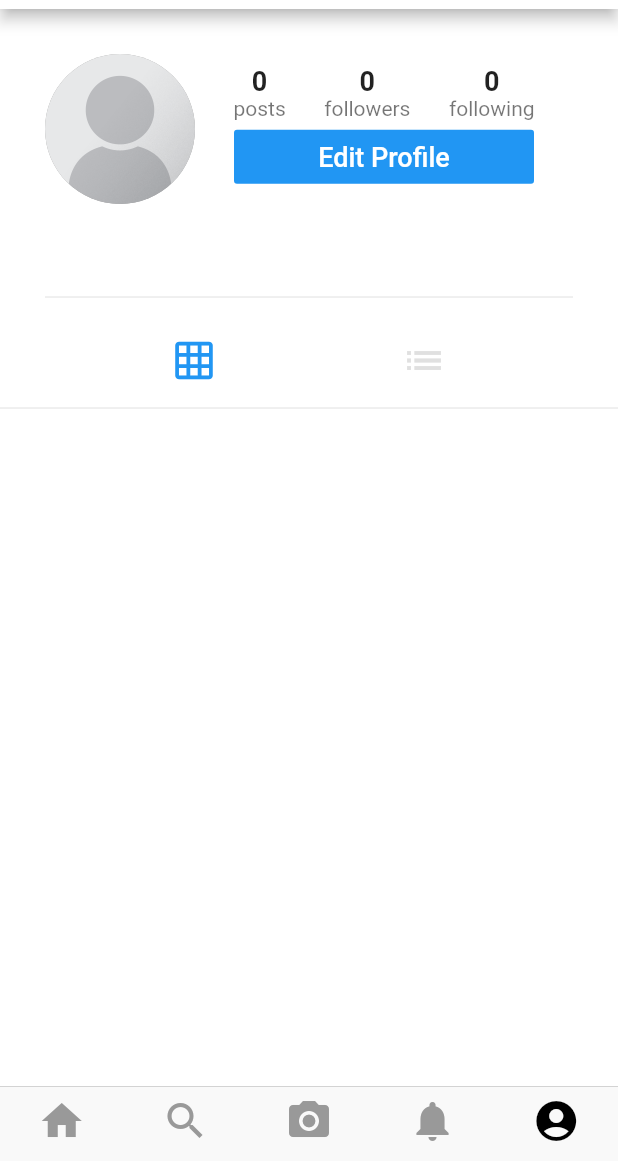
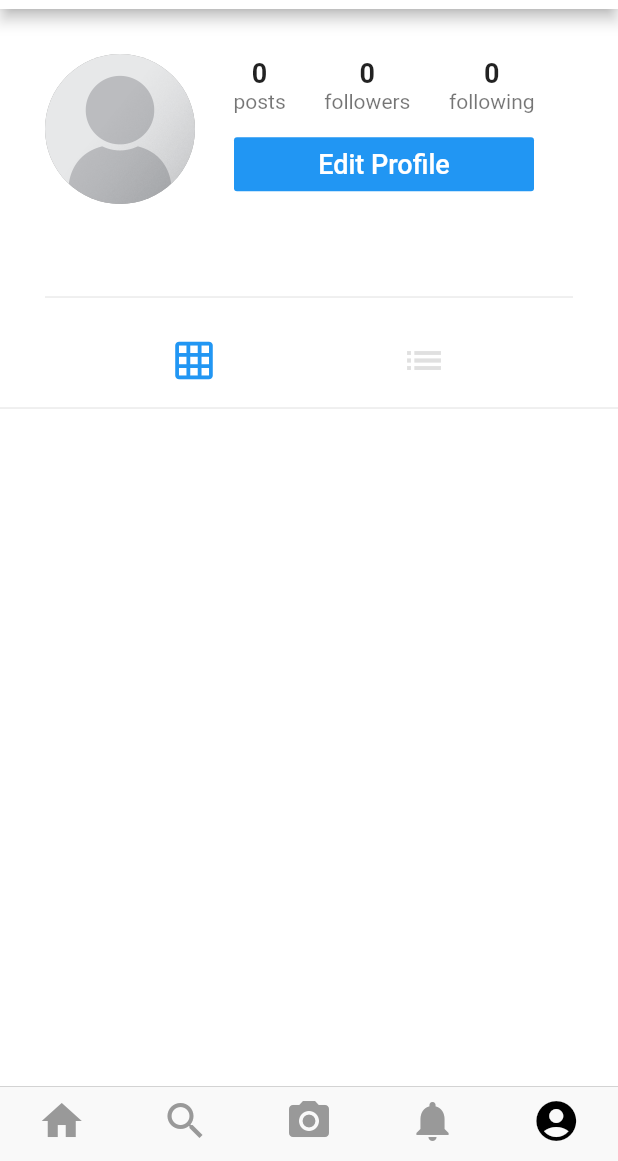
Before and after one commit to yenyichau/crystagram, a Flutter app: the screen it shows once a user with an empty profile is signed in, swiped to page 5, on a phone screen of 412 x 824 dp, the part 75-1236 px from its top. Run offline on Flutter 3.47's test engine with Material 2 defaults, Android fonts, the phone set to English and light mode, and no system bars; our stand-ins replace cached_network_image, cloud_firestore, firebase_auth, firebase_storage, flutter_image_compress, image_picker; missing offline and left inert: animator; accounts and stored records are empty.

```diff
--- a/lib/screens/home_screen.dart
+++ b/lib/screens/home_screen.dart
@@ -30,7 +30,7 @@ class _HomeScreenState extends State<HomeScreen> {
       body: PageView(
         controller: _pageController,
         children: <Widget>[
-          FeedScreen(currentUserId: currentUserId),
+          FeedScreen(currentUserId: currentUserId, isFromNavigationTab: true,),
           SearchScreen(),
           CreatePostScreen(),
           ActivityScreen(),
--- a/lib/screens/profile_screen.dart
+++ b/lib/screens/profile_screen.dart
@@ -44,6 +44,9 @@ class _ProfileScreenState extends State<ProfileScreen> {
       currentUserId: widget.currentUserId,
       userId: widget.userId,
     );
+
+    if (!mounted) return;
+
     setState(() {
       _isFollowing = isFollowingUser;
     });
@@ -51,6 +54,9 @@ class _ProfileScreenState extends State<ProfileScreen> {
 
   _setupFollowers() async {
     int userFollowerCount = await DatabaseService.numFollowers(widget.userId);
+
+    if (!mounted) return;
+
     setState(() {
       _followerCount = userFollowerCount;
     });
@@ -58,6 +64,9 @@ class _ProfileScreenState extends State<ProfileScreen> {
 
   _setupFollowing() async {
     int userFollowingCount = await DatabaseService.numFollowing(widget.userId);
+
+    if (!mounted) return;
+
     setState(() {
       _followingCount = userFollowingCount;
     });
@@ -65,6 +74,9 @@ class _ProfileScreenState extends State<ProfileScreen> {
 
   _setupPosts() async {
     List<Post> posts = await DatabaseService.getUserPosts(widget.userId);
+
+    if (!mounted) return;
+
     setState(() {
       _posts = posts;
     });
@@ -72,6 +84,9 @@ class _ProfileScreenState extends State<ProfileScreen> {
 
   _setupProfileUser() async {
     User profileUser = await DatabaseService.getUserWithId(widget.userId);
+
+    if (!mounted) return;
+
     setState(() {
       _profileUser = profileUser;
     });
@@ -101,6 +116,7 @@ class _ProfileScreenState extends State<ProfileScreen> {
       currentUserId: widget.currentUserId,
       userId: widget.userId,
     );
+
     setState(() {
       _isFollowing = true;
       _followerCount++;
@@ -109,7 +125,9 @@ class _ProfileScreenState extends State<ProfileScreen> {
 
   _displayButton(User user) {
     return user.id == Provider.of<UserData>(context).currentUserId
-        ? Container(
+        ? Padding(
+            padding: const EdgeInsets.fromLTRB(25.0, 10.0, 25.0, 0.0),
+            child: Container(
               width: 200.0,
               child: FlatButton(
                 onPressed: () => Navigator.push(
@@ -127,8 +145,11 @@ class _ProfileScreenState extends State<ProfileScreen> {
                   style: TextStyle(fontSize: 18.0),
                 ),
               ),
+            ),
           )
-        : Container(
+        : Padding(
+            padding: const EdgeInsets.fromLTRB(25.0, 10.0, 25.0, 0.0),
+            child: Container(
               width: 200.0,
               child: FlatButton(
                 onPressed: _followOrUnfollow,
@@ -137,6 +158,7 @@ class _ProfileScreenState extends State<ProfileScreen> {
                 child: Text(
                   _isFollowing ? 'Unfollow' : 'Follow',
                   style: TextStyle(fontSize: 18.0),
+                ),
               ),
             ),
           );
@@ -327,7 +349,9 @@ class _ProfileScreenState extends State<ProfileScreen> {
           ),
         ),
         actions: <Widget>[
-          widget.isFromSearchScreen ? Container() : IconButton(
+          widget.isFromSearchScreen
+              ? Container()
+              : IconButton(
                   icon: Icon(Icons.exit_to_app),
                   onPressed: AuthService.logout,
                 ),
--- a/lib/screens/search_screen.dart
+++ b/lib/screens/search_screen.dart
@@ -41,6 +41,9 @@ class _SearchScreenState extends State<SearchScreen> {
   _clearSearch() {
     WidgetsBinding.instance
         .addPostFrameCallback((_) => _searchController.clear());
+
+    if (!mounted) return;
+
     setState(() {
       _users = null;
     });
--- a/lib/services/database_service.dart
+++ b/lib/services/database_service.dart
@@ -102,6 +102,9 @@ class DatabaseService {
         .getDocuments();
     List<Post> posts =
         feedSnapshot.documents.map((doc) => Post.fromDoc(doc)).toList();
+
+    print(posts.length);
+
     return posts;
   }
 
```
Also changed, not shown: lib/screens/feed_screen.dart (+53 -17 lines), 1 other file. Lines whose indentation alone changed are shown as unchanged.
